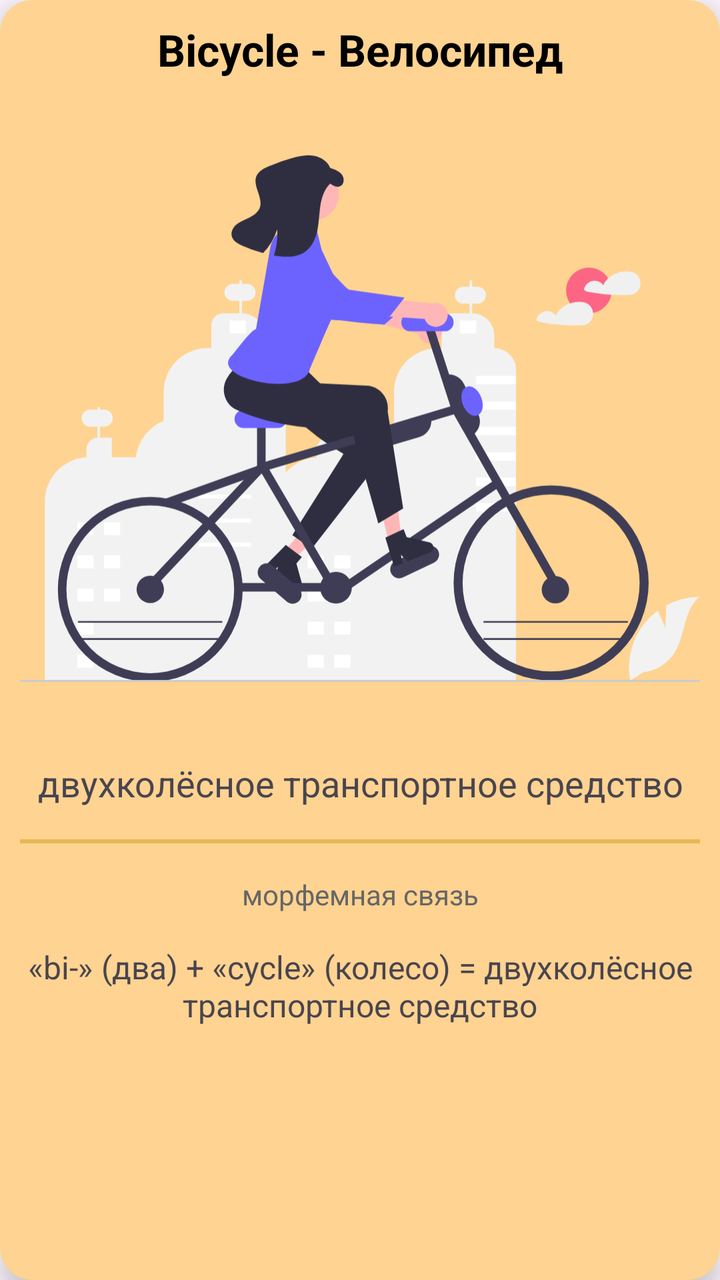
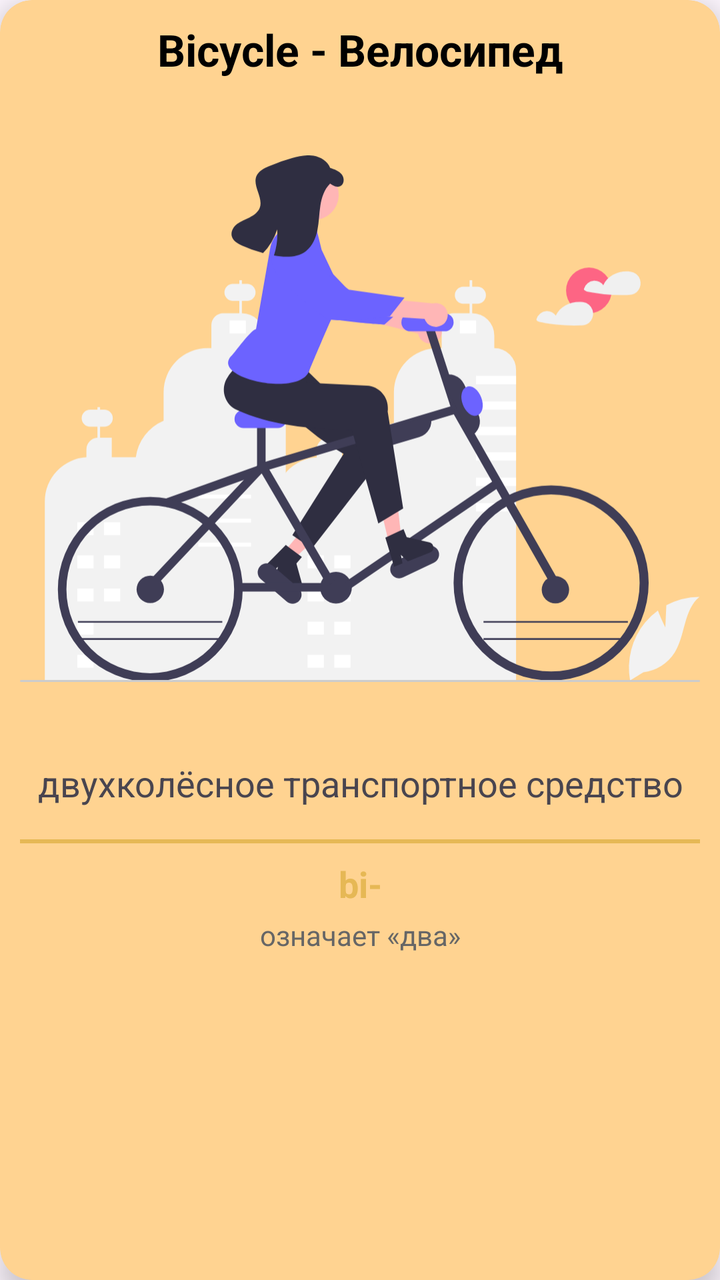

Two renders of the same Android screen: before a commit and after it. Below are the layout's source before the change and the commit's diff.
<!-- AndroidManifest.xml: application theme Theme.LL -->
<!-- res/layout/item_term_detail.xml -->
<?xml version="1.0" encoding="utf-8"?>
<androidx.cardview.widget.CardView
    xmlns:android="http://schemas.android.com/apk/res/android"
    xmlns:app="http://schemas.android.com/apk/res-auto"
    xmlns:tools="http://schemas.android.com/tools"
    android:layout_width="match_parent"
    android:layout_height="match_parent"
    android:layout_margin="8dp"
    app:cardCornerRadius="16dp"
    app:cardElevation="8dp"
    app:strokeWidth="2dp"
    app:strokeColor="#d4a34a"
    app:cardBackgroundColor="@color/Background">

    <androidx.constraintlayout.widget.ConstraintLayout
        android:layout_width="match_parent"
        android:layout_height="match_parent"
        android:padding="10dp">


        <TextView
            android:id="@+id/analogyWordText"
            android:layout_width="0dp"
            android:layout_height="wrap_content"
            android:ellipsize="end"
            android:gravity="center"
            android:maxLines="1"
            android:text="Bicycle - Велосипед"
            android:textColor="#000000"
            android:textSize="22sp"
            android:textStyle="bold"
            app:layout_constraintEnd_toEndOf="parent"
            app:layout_constraintStart_toStartOf="parent"
            app:layout_constraintTop_toTopOf="parent" />


        <ImageView
            android:id="@+id/imageView"
            android:layout_width="0dp"
            android:layout_height="0dp"
            android:adjustViewBounds="true"
            android:contentDescription="Иллюстрация"
            android:scaleType="fitCenter"
            android:src="@drawable/bicycle"
            app:layout_constraintBottom_toTopOf="@id/analogyDefinitionText"
            app:layout_constraintDimensionRatio="1:1"
            app:layout_constraintEnd_toEndOf="parent"
            app:layout_constraintStart_toStartOf="parent"
            app:layout_constraintTop_toBottomOf="@+id/analogyWordText" />

        <TextView
            android:id="@+id/analogyDefinitionText"
            android:layout_width="0dp"
            android:layout_height="wrap_content"
            android:ellipsize="end"
            android:gravity="center"
            android:maxLines="3"
            android:text="двухколёсное транспортное средство"
            android:textSize="18sp"

            app:layout_constraintEnd_toEndOf="parent"
            app:layout_constraintStart_toStartOf="parent"
            app:layout_constraintTop_toBottomOf="@id/imageView" />


        <View
            android:id="@+id/divider3"
            android:layout_width="match_parent"
            android:layout_height="2dp"
            android:layout_marginTop="16dp"
            android:background="#e6b855"
            app:layout_constraintEnd_toEndOf="parent"
            app:layout_constraintHorizontal_bias="0.0"
            app:layout_constraintStart_toStartOf="parent"
            app:layout_constraintTop_toBottomOf="@+id/analogyDefinitionText" />

        <TextView
            android:id="@+id/typeOfConnectionText"
            android:layout_width="wrap_content"
            android:layout_height="wrap_content"
            android:layout_marginTop="16dp"
            android:text="морфемная связь"
            android:textColor="#666666"
            app:layout_constraintEnd_toEndOf="parent"
            app:layout_constraintStart_toStartOf="parent"
            app:layout_constraintTop_toBottomOf="@+id/divider3" />

        <TextView
            android:id="@+id/explanationConnectionText"
            android:layout_width="0dp"
            android:layout_height="wrap_content"
            android:layout_marginTop="16dp"
            android:ellipsize="end"
            android:gravity="center"
            android:maxLines="5"
            android:text="«bi-» (два) + «cycle» (колесо) = двухколёсное транспортное средство"
            android:textSize="16sp"
            app:layout_constraintEnd_toEndOf="parent"
            app:layout_constraintStart_toStartOf="parent"
            app:layout_constraintTop_toBottomOf="@+id/typeOfConnectionText" />

    </androidx.constraintlayout.widget.ConstraintLayout>
</androidx.cardview.widget.CardView>
<!-- resources referenced by this layout -->
<resources>
  <color name="Background">#ffd391</color>
  <!-- drawable bicycle: vector/xml drawable (drawable, 12654 chars, omitted) -->
  <style name="Theme.LL" parent="Theme.Material3.Light.NoActionBar">
          <item name="android:statusBarColor">@color/black</item>
          <item name="android:windowLightStatusBar">false</item>
  
      </style>
  <color name="black">#FF000000</color>
</resources>

<!-- the commit's change to res/layout/item_term_detail.xml (unified diff, before → after) -->
@@ -75,29 +75,31 @@
             app:layout_constraintTop_toBottomOf="@+id/analogyDefinitionText" />
 
         <TextView
-            android:id="@+id/typeOfConnectionText"
-            android:layout_width="wrap_content"
+            android:id="@+id/morphemeFormText"
+            android:layout_width="0dp"
             android:layout_height="wrap_content"
-            android:layout_marginTop="16dp"
-            android:text="морфемная связь"
-            android:textColor="#666666"
+            android:layout_marginTop="8dp"
+            android:text="bi-"
+            android:textColor="#e6b855"
+            android:textSize="18sp"
+            android:textStyle="bold"
+            android:gravity="center"
             app:layout_constraintEnd_toEndOf="parent"
             app:layout_constraintStart_toStartOf="parent"
-            app:layout_constraintTop_toBottomOf="@+id/divider3" />
+            app:layout_constraintTop_toBottomOf="@id/divider3" />
 
         <TextView
-            android:id="@+id/explanationConnectionText"
+            android:id="@+id/morphemeMeaningText"
             android:layout_width="0dp"
             android:layout_height="wrap_content"
-            android:layout_marginTop="16dp"
-            android:ellipsize="end"
+            android:layout_marginTop="4dp"
+            android:text="означает «два»"
+            android:textColor="#666666"
+            android:textSize="14sp"
             android:gravity="center"
-            android:maxLines="5"
-            android:text="«bi-» (два) + «cycle» (колесо) = двухколёсное транспортное средство"
-            android:textSize="16sp"
             app:layout_constraintEnd_toEndOf="parent"
             app:layout_constraintStart_toStartOf="parent"
-            app:layout_constraintTop_toBottomOf="@+id/typeOfConnectionText" />
+            app:layout_constraintTop_toBottomOf="@id/morphemeFormText" />
 
     </androidx.constraintlayout.widget.ConstraintLayout>
 </androidx.cardview.widget.CardView>
